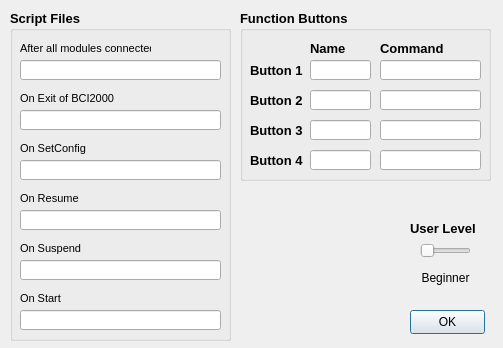
Old version of the form src/core/Operator/OperatorQt/PrefDialog.ui in the repository kaysoky/NeuralSystemsBCI2000.
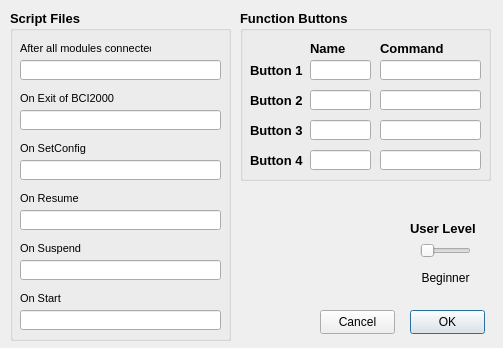
New version of the form.

```diff
--- a/src/core/Operator/OperatorQt/PrefDialog.ui
+++ b/src/core/Operator/OperatorQt/PrefDialog.ui
@@ -588,6 +588,25 @@
     </property>
    </widget>
   </widget>
+  <widget class="QPushButton" name="cancelButton">
+   <property name="geometry">
+    <rect>
+     <x>320</x>
+     <y>310</y>
+     <width>75</width>
+     <height>24</height>
+    </rect>
+   </property>
+   <property name="text">
+    <string>Cancel</string>
+   </property>
+   <property name="autoDefault">
+    <bool>false</bool>
+   </property>
+   <property name="default">
+    <bool>false</bool>
+   </property>
+  </widget>
  </widget>
  <tabstops>
   <tabstop>edit_OnConnect</tabstop>
```
Left out of the diff: 4 changed lines with no effect on the pictures.
